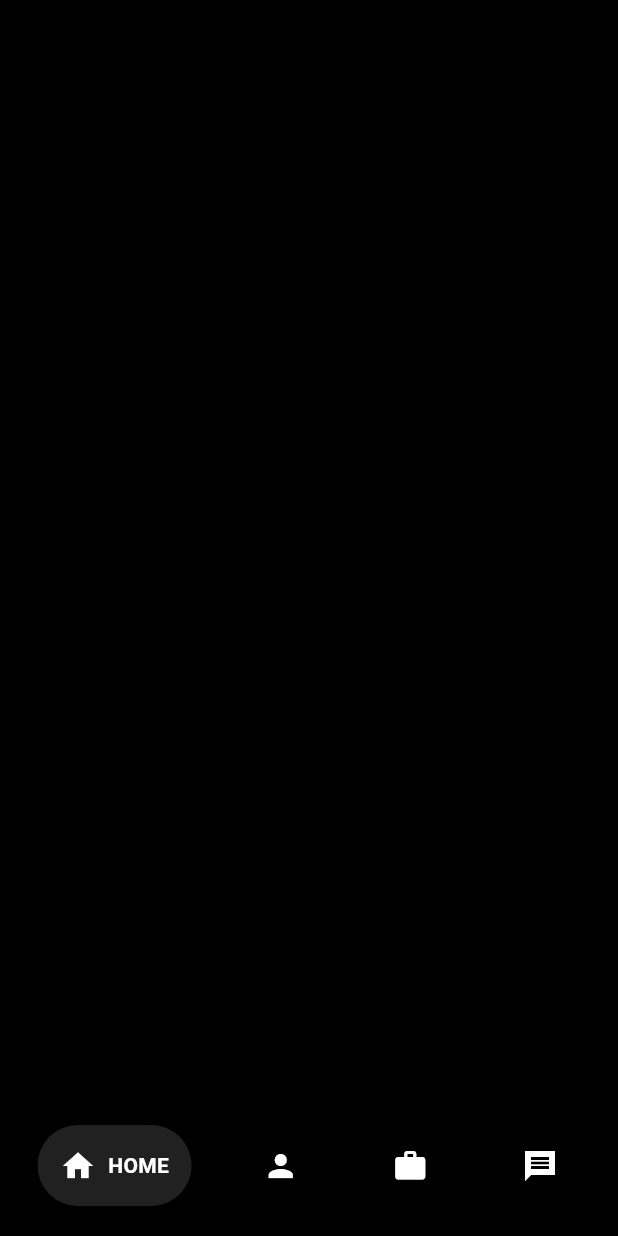
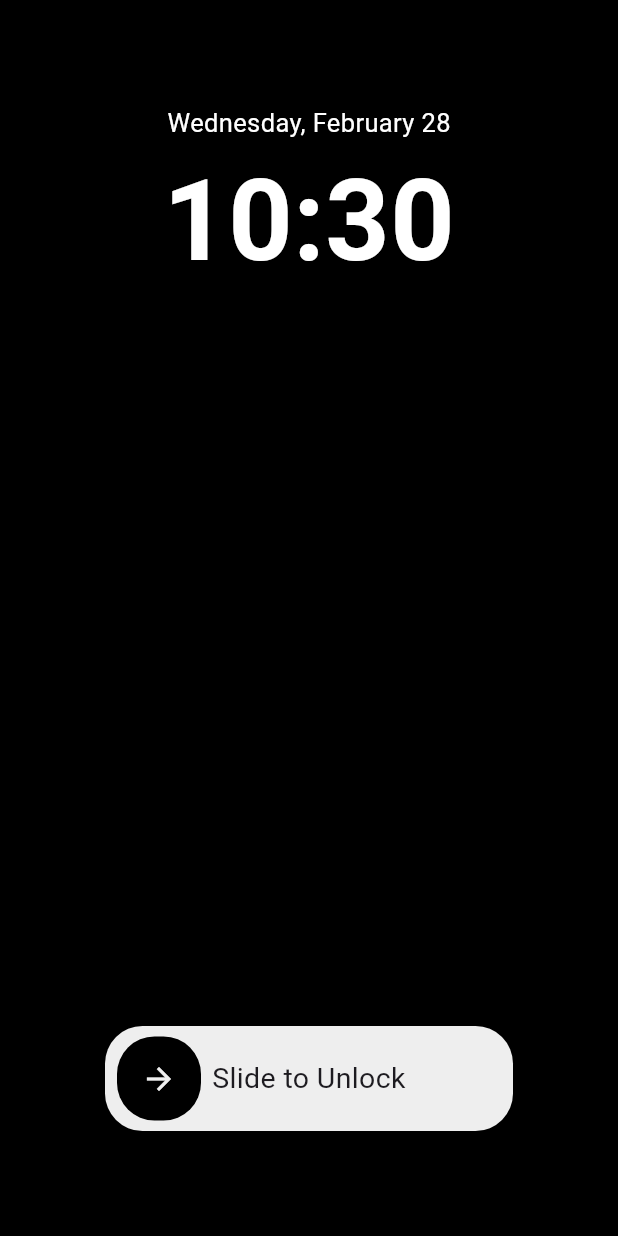
Before and after one commit to Deadlock-exe/flutter-portfolio, a Flutter app: the screen it shows after launch, on a phone screen of 412 x 824 dp. Run offline on Flutter 3.47's test engine with Material 3 defaults, Android fonts, the phone set to English and light mode, and no system bars; drawn by our look-alikes of google_nav_bar, slide_to_act; missing offline and left inert: flutter_web_frame.

Commit message:
add lockscreen

```diff
--- a/lib/main.dart
+++ b/lib/main.dart
@@ -5,6 +5,7 @@
 import 'package:portfolio/pages/about_page.dart';
 import 'package:portfolio/pages/contact_page.dart';
 import 'package:portfolio/pages/home_page.dart';
+import 'package:portfolio/pages/lock_screen.dart';
 import 'package:portfolio/pages/projects_page.dart';
 
 void main() {
@@ -21,7 +22,8 @@
     return FlutterWebFrame(
       builder: (context) => const MaterialApp(
         debugShowCheckedModeBanner: false,
-        home: MainPage(),
+        // home: MainPage(),
+        home: LockScreen(),
       ),
       maximumSize: const Size(500, 500),
       enabled: kIsWeb,
@@ -91,6 +93,7 @@
       ),
       backgroundColor: Colors.black,
       appBar: AppBar(
+        automaticallyImplyLeading: false,
         backgroundColor: Colors.black,
         title: const Text(""),
       ),
--- /dev/null
+++ b/lib/pages/lock_screen.dart
@@ -0,0 +1,64 @@
+import 'package:flutter/material.dart';
+import 'package:intl/intl.dart';
+import 'package:portfolio/main.dart';
+import 'package:slide_to_act/slide_to_act.dart';
+
+class LockScreen extends StatefulWidget {
+  const LockScreen({super.key});
+
+  @override
+  State<LockScreen> createState() => _LockScreenState();
+}
+
+class _LockScreenState extends State<LockScreen> {
+  @override
+  Widget build(BuildContext context) {
+    DateTime now = DateTime.now();
+    String formattedDay = DateFormat('EEEE').format(now);
+    String formattedDate = DateFormat('MMMM d').format(now);
+    String formattedTime = DateFormat.Hm().format(now);
+
+    return Scaffold(
+      backgroundColor: Colors.black,
+      body: Padding(
+        padding: const EdgeInsets.all(70),
+        child: Column(
+          children: [
+            Text(
+              "$formattedDay, $formattedDate",
+              style: const TextStyle(
+                color: Colors.white,
+                fontSize: 17,
+              ),
+            ),
+            Text(
+              formattedTime,
+              style: const TextStyle(
+                  color: Colors.white,
+                  fontSize: 75,
+                  fontWeight: FontWeight.bold),
+            ),
+            Expanded(
+              child: SlideAction(
+                text: "Slide to Unlock",
+                textStyle: const TextStyle(fontSize: 19),
+                alignment: Alignment.bottomCenter,
+                borderRadius: 25,
+                elevation: 0,
+                innerColor: Colors.black,
+                outerColor: Colors.grey[200],
+                textColor: Colors.black,
+                onSubmit: () => Navigator.push(
+                  context,
+                  MaterialPageRoute(
+                    builder: (context) => const MainPage(),
+                  ),
+                ),
+              ),
+            ),
+          ],
+        ),
+      ),
+    );
+  }
+}
--- a/pubspec.yaml
+++ b/pubspec.yaml
@@ -39,6 +39,8 @@ dependencies:
   hidden_drawer_menu: ^3.0.1
   flutter_web_frame: ^1.0.0
   google_nav_bar: ^5.0.6
+  slide_to_act: ^2.0.2
+  intl: ^0.19.0
 
 dev_dependencies:
   flutter_test:
```
Also changed, not shown: lib/pages/about_page.dart (+14 -2 lines), lib/pages/contact_page.dart (+82 -2 lines), lib/pages/home_page.dart (+13 -1 lines), lib/pages/projects_page.dart (+14 -2 lines), assets/images/trial.png (added), pubspec.lock.
